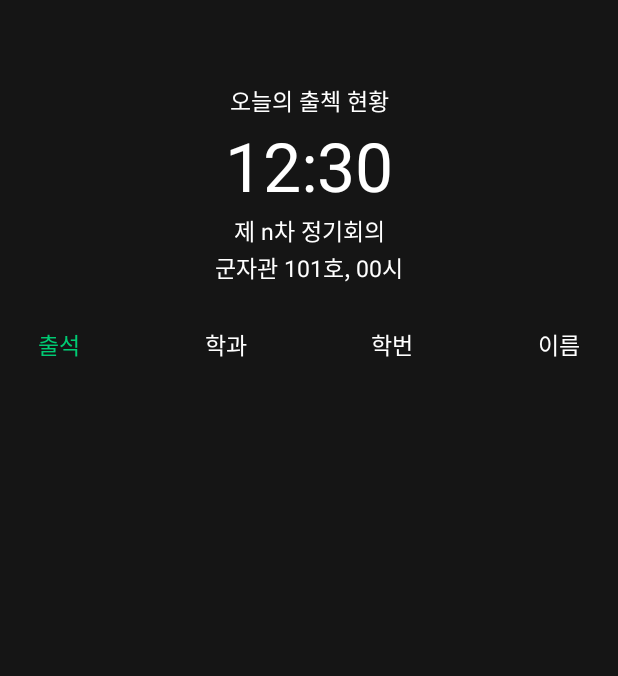
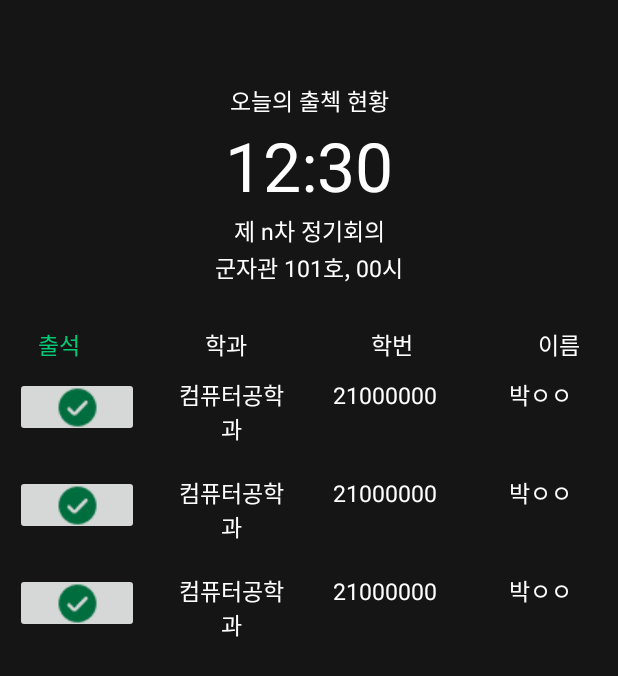
Before and after one commit to TEAM-ALOM/Alom_Alom_Android, an Android app: the layout fragment_attendance.xml on its own in the app's theme, with its tools: preview values and no code run, on a phone screen of 412 x 824 dp. Shown: the top 676 px of the screen. Run offline under Robolectric (Android 15) with nearby library versions, the phone set to English and light mode, and no system bars.

Commit message:
출석목록(리사이클러뷰) 추가

```diff
--- /dev/null
+++ b/app/src/main/res/layout/attendance_list.xml
@@ -0,0 +1,47 @@
+<?xml version="1.0" encoding="utf-8"?>
+<LinearLayout xmlns:android="http://schemas.android.com/apk/res/android"
+    android:layout_width="match_parent"
+    android:layout_height="wrap_content"
+    android:orientation="horizontal">
+
+    <ImageButton
+        android:id="@+id/check_button"
+        android:layout_width="0dp"
+        android:layout_height="40dp"
+        android:layout_weight="1"
+        android:src="@drawable/check_trans"
+        android:layout_margin="10dp"/>
+
+    <TextView
+        android:id="@+id/major"
+        android:layout_width="0dp"
+        android:layout_height="wrap_content"
+        android:layout_weight="1"
+        android:text="컴퓨터공학과"
+        android:textSize="15sp"
+        android:gravity="center"
+        android:textColor="@color/white"
+        android:layout_margin="10dp"/>
+
+    <TextView
+        android:id="@+id/studentID"
+        android:layout_width="0dp"
+        android:layout_height="wrap_content"
+        android:layout_weight="1"
+        android:text="21000000"
+        android:textSize="15sp"
+        android:gravity="center"
+        android:textColor="@color/white"
+        android:layout_margin="10dp"/>
+
+    <TextView
+        android:id="@+id/name"
+        android:layout_width="0dp"
+        android:layout_height="wrap_content"
+        android:layout_weight="1"
+        android:text="박ㅇㅇ"
+        android:textSize="15sp"
+        android:gravity="center"
+        android:textColor="@color/white"
+        android:layout_margin="10dp" />
+</LinearLayout>
--- a/app/src/main/res/layout/fragment_attendance.xml
+++ b/app/src/main/res/layout/fragment_attendance.xml
@@ -7,6 +7,11 @@
     android:layout_height="match_parent"
     android:background="@color/alom_background"
     tools:context=".attendance">
+
+    <!-- 1. 출석, 학과, 학번, 이름 똑같은 비율로 정렬
+         2. 출석 버튼 클릭하면 바뀌게
+         3. 출석 버튼 배경 투명한 이미지로 변경
+     -->
 
     <TextView
         android:id="@+id/attendance_status"
@@ -121,4 +126,12 @@
         app:layout_constraintTop_toBottomOf="@id/place"
         app:layout_constraintEnd_toEndOf="parent" />
 
+    <androidx.recyclerview.widget.RecyclerView
+        android:id="@+id/attendance_list"
+        android:layout_width="match_parent"
+        android:layout_height="wrap_content"
+
+        app:layout_constraintTop_toBottomOf="@id/attendance"
+        tools:listitem="@layout/attendance_list" />
+
 </androidx.constraintlayout.widget.ConstraintLayout>
```
Also changed, not shown: 2 other files.
